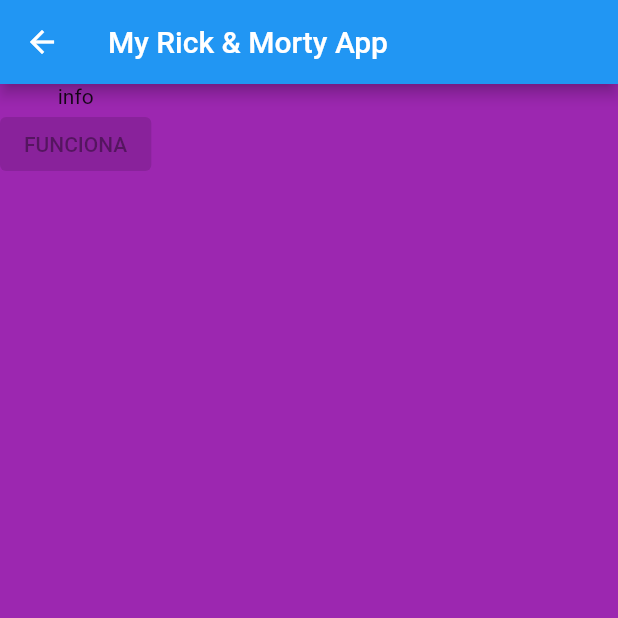
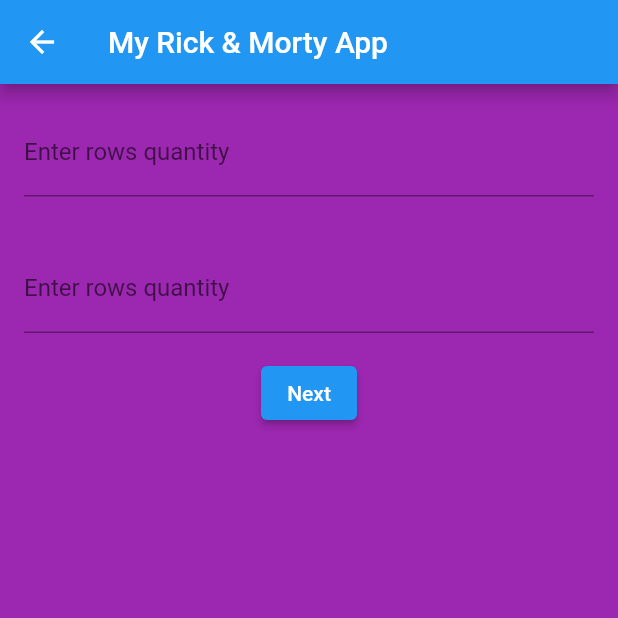
Before and after one commit to yeissonpigo/flutter, a Flutter app: the GameScreen screen opened directly, on a phone screen of 412 x 824 dp, the top half of it. Run offline on Flutter 3.47's test engine with Material 2 defaults, Android fonts, the light colour scheme and no system bars.

Commit message:
Added ask for column quantity and row quantity

```diff
--- a/lib/screen/game_screen.dart
+++ b/lib/screen/game_screen.dart
@@ -1,21 +1,39 @@
 import 'package:flutter/material.dart';
-import 'package:flutter/src/widgets/container.dart';
-import 'package:flutter/src/widgets/framework.dart';
+import 'package:rickapp/screen/letter_screen.dart';
 
 class GameScreen extends StatelessWidget {
-  const GameScreen({super.key});
+  TextEditingController _rowQuantity = new TextEditingController();
+  TextEditingController _columnQuantity = new TextEditingController();
+  void _setRows(rowQuantity) {
+    rowQuantity = rowQuantity;
+  }
 
   @override
-  Widget build(BuildContext context) => Scaffold(appBar: AppBar(title: Text("My Rick & Morty App")),
+  Widget build(BuildContext context) => Scaffold(
+      appBar: AppBar(title: Text("My Rick & Morty App")),
       backgroundColor: Colors.purple,
       body: Column(
         children: [
-          Text("info"),
+          Padding(
+              padding: const EdgeInsets.all(16),
+              child: TextField(
+                controller: _rowQuantity,
+                decoration: InputDecoration(labelText: 'Enter rows quantity'),
+              )),
+          Padding(
+              padding: const EdgeInsets.all(16),
+              child: TextField(
+                controller: _columnQuantity,
+                decoration: InputDecoration(labelText: 'Enter rows quantity'),
+              )),
           ElevatedButton(
-            child: Text("FUNCIONA"),
-            onPressed: null,
-          )
+              onPressed: () {
+                Navigator.of(context).push(MaterialPageRoute(
+                    builder: (context) => LetterScreen(
+                        columnQuantity: int.parse(_columnQuantity.text),
+                        rowQuantity: int.parse(_rowQuantity.text))));
+              },
+              child: Text("Next"))
         ],
-      ),
-    );
+      ));
 }
```
Also changed, not shown: lib/screen/letter_screen.dart (added, +18 -0 lines).
